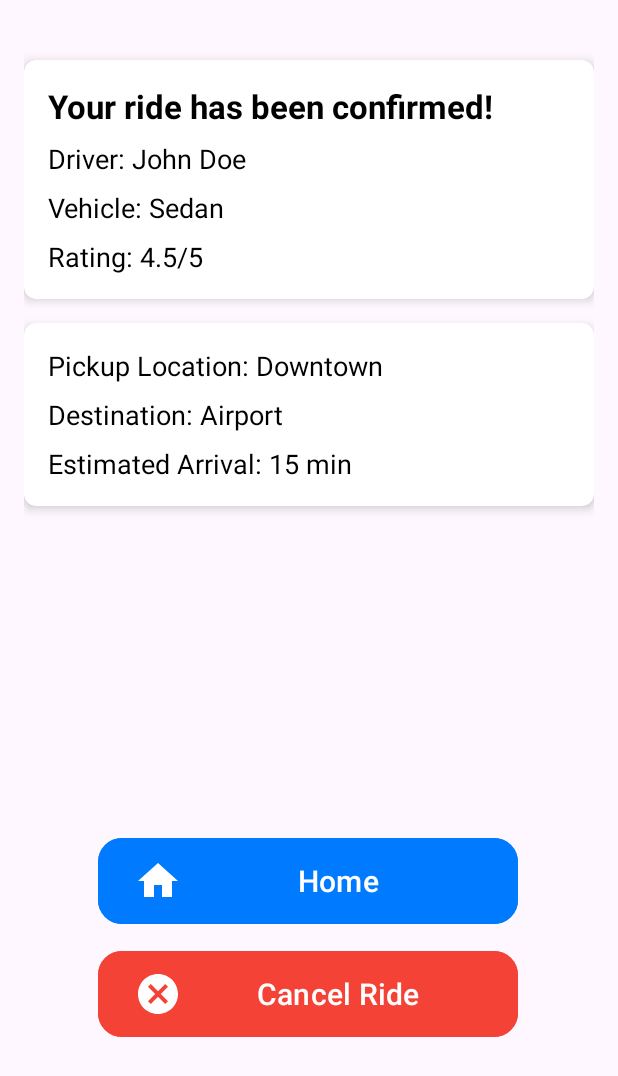
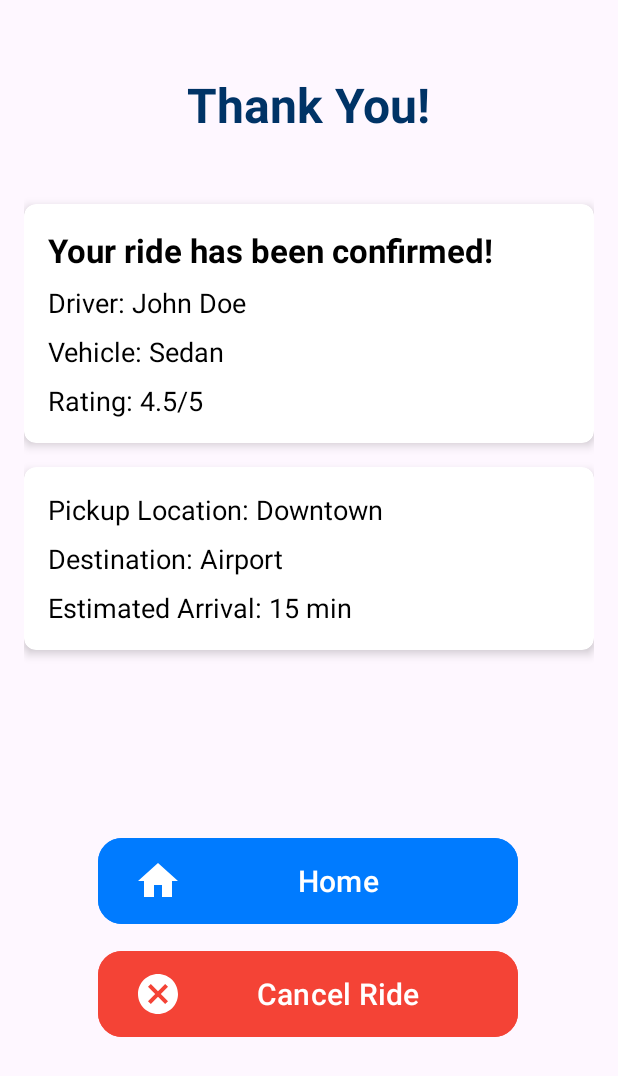
Before and after one commit to Rheiley/kelowna-connect, an Android app: the RideBookingConfirmation screen opened directly, with no data from a screen before it, on a phone screen of 412 x 824 dp. Shown: the top 1076 px of the screen. Run offline under Robolectric (Android 15) with nearby library versions, the phone set to English and light mode, and no system bars; 1 statement that could not run was skipped.

Commit message:
Add thank you message

```diff
--- a/app/src/main/res/layout/activity_ride_booking_confirmation.xml
+++ b/app/src/main/res/layout/activity_ride_booking_confirmation.xml
@@ -7,12 +7,29 @@
     tools:context=".RideBookingConfirmation"
     android:padding="16dp">
 
+    <!-- Header Text -->
+    <TextView
+        android:id="@+id/headerText"
+        android:layout_width="wrap_content"
+        android:layout_height="wrap_content"
+        android:layout_gravity="center_horizontal"
+        android:layout_marginTop="16dp"
+        android:padding="16dp"
+        android:shadowColor="#000000"
+        android:text="Thank You!"
+        android:textColor="#003366"
+        android:textSize="32sp"
+        android:textStyle="bold"
+        app:layout_constraintEnd_toEndOf="parent"
+        app:layout_constraintStart_toStartOf="parent"
+        app:layout_constraintTop_toTopOf="parent" />
+
     <!-- Confirmation Card -->
     <androidx.cardview.widget.CardView
         android:id="@+id/confirmationCard"
         android:layout_width="0dp"
         android:layout_height="wrap_content"
-        android:layout_marginTop="24dp"
+        android:layout_marginTop="120dp"
         app:layout_constraintTop_toTopOf="parent"
         app:layout_constraintStart_toStartOf="parent"
         app:layout_constraintEnd_toEndOf="parent"
```
